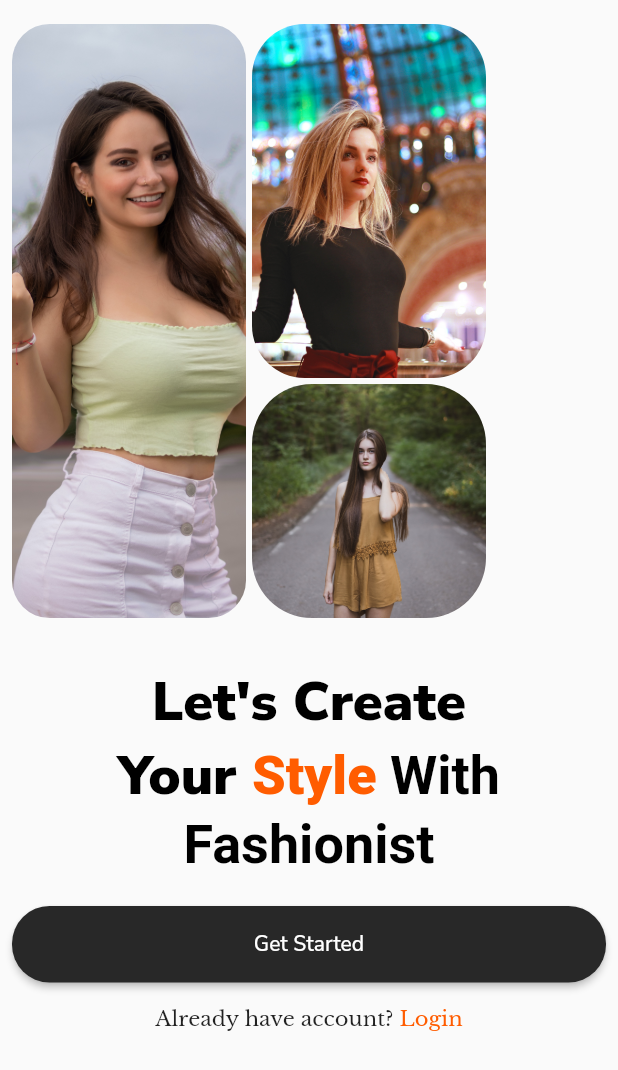
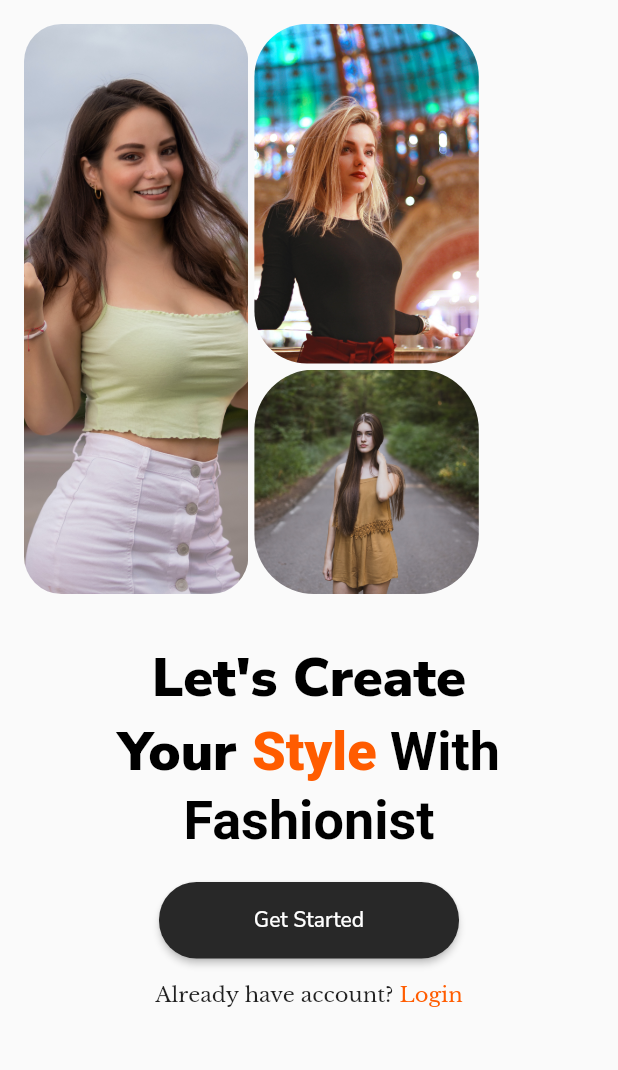
Before and after one commit to maxiggle/flutterweb_tutorial, a Flutter app: the screen it shows after launch, on a phone screen of 412 x 824 dp. Shown: the top 1070 px of the screen. Run offline on Flutter 3.47's test engine with Material 2 defaults, Android fonts, the light colour scheme and no system bars; our stand-ins replace carousel_slider, google_fonts.

```diff
--- a/lib/features/login/view/login.dart
+++ b/lib/features/login/view/login.dart
@@ -2,6 +2,8 @@
 import 'package:flutter_staggered_grid_view/flutter_staggered_grid_view.dart';
 import 'package:flutterwebtutorial/features/Home/view/fashionhome.dart';
 import 'package:google_fonts/google_fonts.dart';
+
+import '../../../responsive/responsive_value.dart';
 
 class FashionLogin extends StatefulWidget {
   const FashionLogin({super.key});
@@ -16,11 +18,13 @@
     return SafeArea(
       child: Scaffold(
         body: SingleChildScrollView(
-          padding: const EdgeInsets.symmetric(horizontal: 8, vertical: 16),
+          padding: const EdgeInsets.symmetric(horizontal: 16, vertical: 16),
           child: Center(
             child: SizedBox(
-              width: 900,
+              width: 600,
               child: Column(
+                // mainAxisAlignment: MainAxisAlignment.center,
+                crossAxisAlignment: CrossAxisAlignment.center,
                 children: [
                   const StaggeredImage(),
                   const SizedBox(
@@ -66,7 +70,10 @@
   @override
   Widget build(BuildContext context) {
     return SizedBox(
-      width: double.infinity,
+      width: const ResponsiveValue<double>(
+        small: 200,
+        large: 500,
+      ).getValue(context),
       child: ElevatedButton(
         onPressed: () {
           Navigator.push(
--- a/lib/view/app.dart
+++ b/lib/view/app.dart
@@ -1,6 +1,5 @@
 import 'package:flutter/material.dart';
 import 'package:flutter/services.dart';
-import 'package:flutterwebtutorial/features/Home/view/fashionhome.dart';
 import 'package:flutterwebtutorial/features/login/view/login.dart';
 
 class App extends StatelessWidget {
@@ -12,7 +11,7 @@
 
     return const MaterialApp(
       debugShowCheckedModeBanner: false,
-      title: 'Task App',
+      title: 'Fashionist',
       home: FashionLogin(),
     );
   }
--- a/pubspec.yaml
+++ b/pubspec.yaml
@@ -14,9 +14,6 @@
 dependencies:
   flutter:
     sdk: flutter
-    #state management
-  flutter_bloc: ^8.1.1
-
   #font
   google_fonts: ^3.0.1
 
```
Also changed, not shown: lib/responsive/responsive_layout.dart (deleted, +0 -55 lines), lib/router/router.dart (deleted), lib/services/navigation_service.dart (deleted), pubspec.lock, 34 other files.
